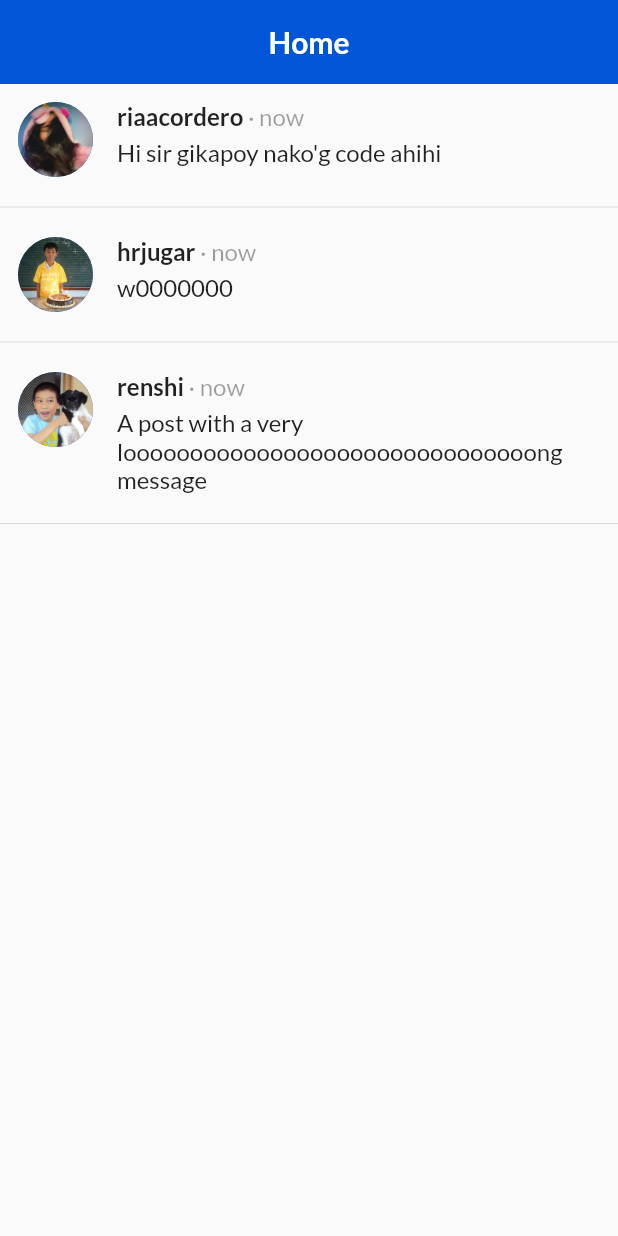
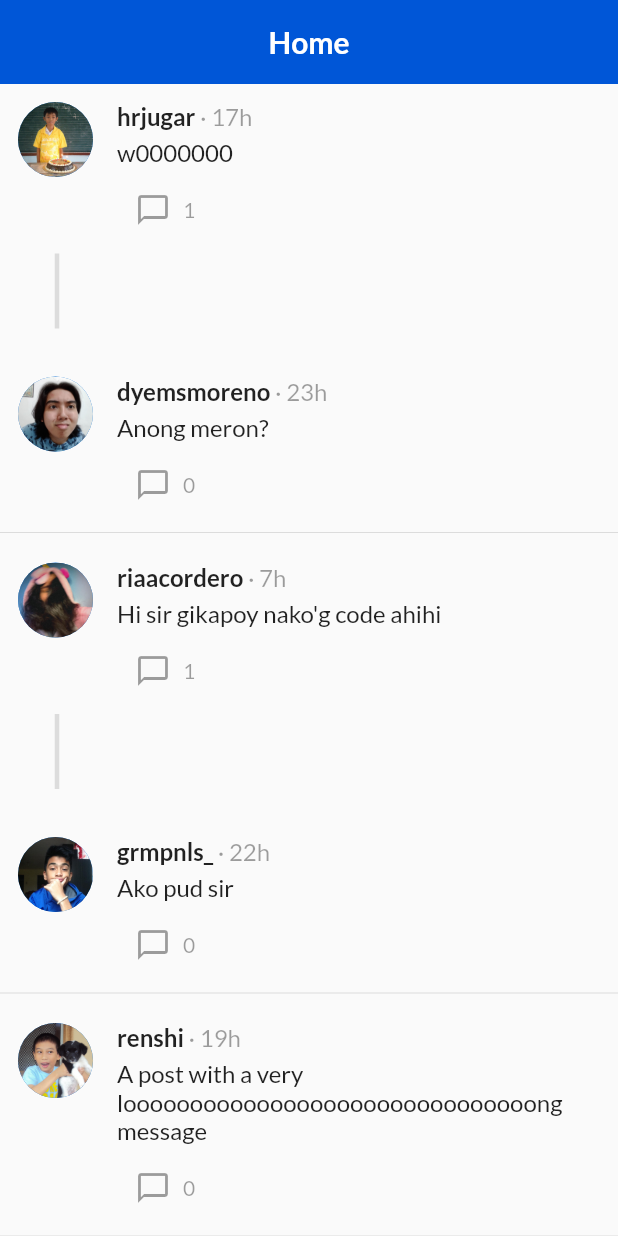
Before and after one commit to riaacordero/OOP-Module-3-Exam, a Flutter app: the screen it shows after launch, after a tap on "Create Account", on a phone screen of 412 x 824 dp. Run offline on Flutter 3.47's test engine with Material 2 defaults, Android fonts, the phone set to English and light mode, and no system bars; our stand-ins replace flutter_svg.

Commit message:
Added replies

```diff
--- a/lib/database/post.dart
+++ b/lib/database/post.dart
@@ -1,18 +1,22 @@
 import 'package:chika/database/user.dart';
 
+int _postId = 0;
 class Post {
+  int id;
   User user;
   String message;
   DateTime timePosted;
+  Post? parentPost;
 
   Post({
     required this.user,
     required this.message,
-    required this.timePosted
-  });
+    required this.timePosted,
+    this.parentPost
+  }) : id = _postId++;
 
   String get timeDisplay {
-    Duration timeDiff = DateTime.now().difference(timePosted);
+    Duration timeDiff = timePosted.difference(DateTime.now());
     if (timeDiff.inDays > 0) {
       return timeDiff.inDays.toString() + "d";
     } else if (timeDiff.inHours > 0) {
@@ -27,20 +31,50 @@ class Post {
   }
 }
 
-List<Post> posts = [
-  Post(
+List<Post> _initializePosts() {
+  List<Post> tempPosts = [];
+  Post post1 = Post(
     user: users[0],
     message: "Hi sir gikapoy nako'g code ahihi",
-    timePosted: DateTime.now()
-  ),
-  Post(
+    timePosted: DateTime(2021, 10, 21, 17, 32)
+  );
+
+  Post post2 = Post(
     user: users[4],
     message: "w0000000",
-    timePosted: DateTime.now()
-  ),
-  Post(
+    timePosted: DateTime(2021, 10, 22, 3, 44)
+  );
+
+  Post post3 = Post(
     user: users[1],
     message: "A post with a very looooooooooooooooooooooooooooooong message",
-    timePosted: DateTime.now()
-  )
-];
+    timePosted: DateTime(2021, 10, 22, 6, 7)
+  );
+
+  Post post4 = Post(
+    user: users[2],
+    message: "Ako pud sir",
+    timePosted: DateTime(2021, 10, 22, 9, 23),
+    parentPost: post1
+  );
+
+  Post post5 = Post(
+    user: users[3],
+    message: "Anong meron?",
+    timePosted: DateTime(2021, 10, 22, 9, 47),
+    parentPost: post2
+  );
+
+  tempPosts.addAll([post1, post2, post3, post4, post5]);
+  return tempPosts;
+}
+
+List<Post> posts = _initializePosts();
+
+List<Post> getPostChildren(Post? parentPost) {
+  // if (parentPost == null || parentPost.parentPost == null) return [];
+  // return posts.where((post) => post.parentPost!.id == parentPost.id).toList();
+  if (parentPost == null) return [];
+  return posts.where((post) => post.parentPost != null
+    && post.parentPost!.id == parentPost.id).toList();
+}
--- /dev/null
+++ b/lib/others/post_item.dart
@@ -0,0 +1,99 @@
+import 'package:chika/database/post.dart';
+import 'package:flutter/material.dart';
+
+class PostItem extends StatefulWidget {
+  final Post? post;
+
+  const PostItem({Key? key, required this.post}) : super(key: key);
+
+  @override
+  State<PostItem> createState() => _PostItemState();
+}
+
+class _PostItemState extends State<PostItem> {
+  @override
+  Widget build(BuildContext context) {
+    return widget.post == null
+      ? const SizedBox(height: 0)
+      : Column(
+          children: [
+            Padding(
+              padding: const EdgeInsets.only(left: 12, right: 12, top: 12,
+              ),
+              child: Row(
+                crossAxisAlignment: CrossAxisAlignment.start,
+                children: [
+                  SizedBox(
+                    width: 50,
+                    height: 50,
+                    child: CircleAvatar(
+                      backgroundImage: widget.post!.user.profilePicture.image
+                    ),
+                  ),
+                  Flexible(
+                    child: Padding(
+                      padding: const EdgeInsets.symmetric(horizontal: 16),
+                      child: Column(
+                        crossAxisAlignment: CrossAxisAlignment.start,
+                        children: [
+                          Row(
+                            children: [
+                              Text(widget.post!.user.name,
+                                style: const TextStyle(
+                                  fontWeight: FontWeight.bold,
+                                  fontSize: 16
+                                ),
+                              ),
+                              Text(" · " + widget.post!.timeDisplay,
+                                style: const TextStyle(
+                                  color: Colors.black38,
+                                  fontSize: 16
+                                ),
+                              )
+                            ],
+                          ),
+
+                          const SizedBox(height: 5),
+                          Text(widget.post!.message,
+                            style: const TextStyle(
+                              fontSize: 16
+                            )
+                          ),
+                          const SizedBox(height: 5),
+                          Row(
+                            mainAxisAlignment: MainAxisAlignment.spaceBetween,
+                            children: [
+                              ElevatedButton.icon(
+                                onPressed: () {
+
+                                },
+                                label: Text(getPostChildren(widget.post)
+                                  .length
+                                  .toString()
+                                ),
+                                icon: const Icon(
+                                  Icons.chat_bubble_outline_outlined
+                                ),
+                                style: ButtonStyle(
+                                  elevation: MaterialStateProperty.all(0),
+                                  backgroundColor: MaterialStateProperty.all(
+                                    Colors.transparent
+                                  ),
+                                  foregroundColor: MaterialStateProperty.all(
+                                    Colors.black38
+                                  )
+                                )
+                              )
+                            ],
+                          )
+                        ],
+                      ),
+                    ),
+                  )
+                ],
+              ),
+            )
+          ],
+    );
+  }
+}
--- a/lib/others/post_list.dart
+++ b/lib/others/post_list.dart
@@ -1,5 +1,6 @@
 import 'package:chika/database/user.dart';
 import 'package:chika/database/post.dart';
+import 'package:chika/others/post_item.dart';
 import 'package:flutter/material.dart';
 
 class PostList extends StatelessWidget {
@@ -11,57 +12,13 @@ class PostList extends StatelessWidget {
     return SliverList(
       delegate: SliverChildBuilderDelegate(
         (context, index) {
-          Post currentPost = posts[index];
+          Post currentPost = posts.reversed.toList()[index];
+          bool hasParentPost = currentPost.parentPost != null;
           return Column(
             children: [
-              Padding(
-                padding: const EdgeInsets.all(12),
-                child: Row(
-                  crossAxisAlignment: CrossAxisAlignment.start,
-                  children: [
-                    SizedBox(
-                      width: 50,
-                      height: 50,
-                      child: CircleAvatar(
-                        backgroundImage: currentPost.user.profilePicture.image
-                      ),
-                    ),
-                    Flexible(
-                      child: Padding(
-                        padding: const EdgeInsets.symmetric(horizontal: 16),
-                        child: Column(
-                          crossAxisAlignment: CrossAxisAlignment.start,
-                          children: [
-                            Row(
-                              children: [
-                                Text(currentPost.user.name,
-                                  style: const TextStyle(
-                                    fontWeight: FontWeight.bold,
-                                    fontSize: 16
-                                  ),
-                                ),
-                                Text(" · " + currentPost.timeDisplay,
-                                  style: const TextStyle(
-                                    color: Colors.black38,
-                                    fontSize: 16
-                                  ),
-                                )
-                              ],
-                            ),
-
-                            const SizedBox(height: 5),
-                            Text(currentPost.message,
-                              style: const TextStyle(
-                                fontSize: 16
-                              )
-                            )
-                          ],
-                        ),
-                      ),
-                    )
-                  ],
-                ),
-              ),
+              if (hasParentPost) PostItem(post: currentPost.parentPost),
+              if (hasParentPost) ..._addConnection(currentPost.parentPost),
+              PostItem(post: currentPost),
               const Divider()
             ],
           );
@@ -71,3 +28,16 @@ class PostList extends StatelessWidget {
     );
   }
 }
+
+_addConnection(Post? post) {
+  return [
+    const SizedBox(height: 5),
+    Container(
+      alignment: Alignment.centerLeft,
+      padding: const EdgeInsets.only(left: 30),
+      height: 50,
+      child: const VerticalDivider(thickness: 3)
+    ),
+    const SizedBox(height: 20)
+  ];
+}
```
